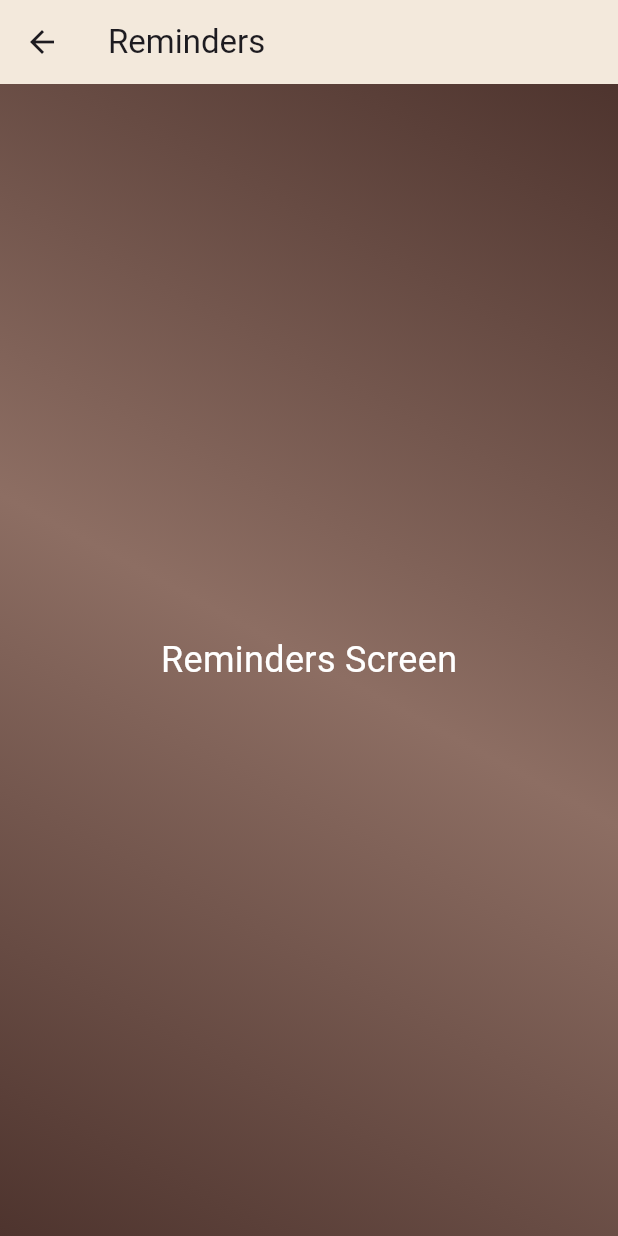
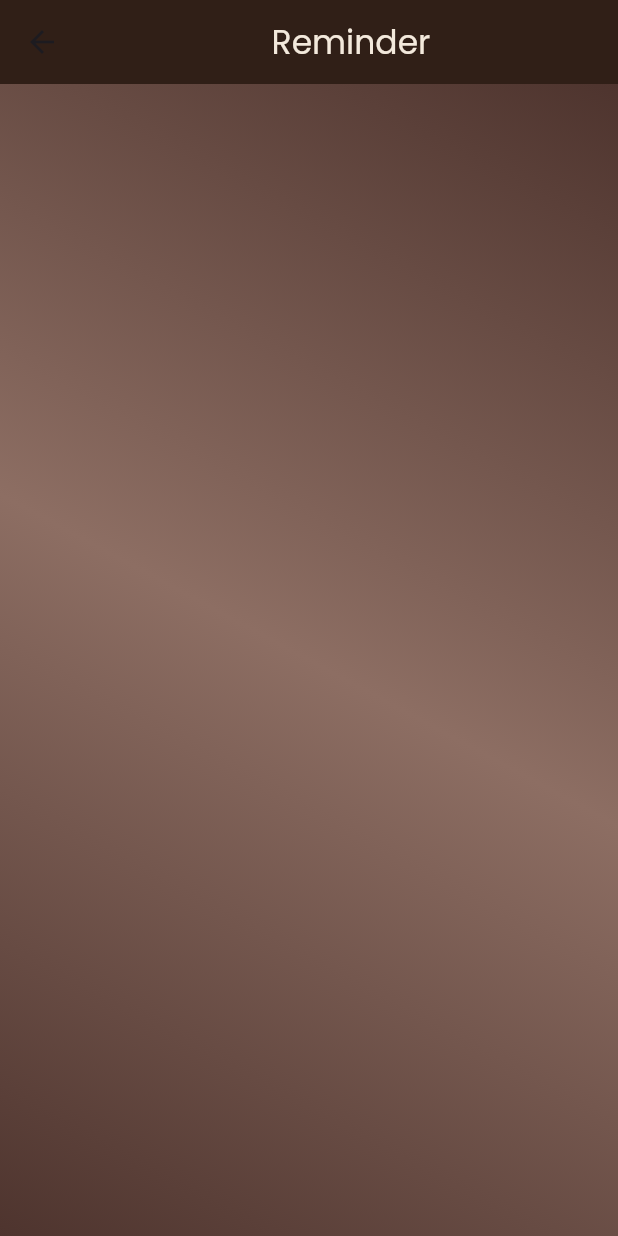
Before and after one commit to endlesswp/mobile_programming, a Flutter app: the ReminderScreen screen opened directly, on a phone screen of 412 x 824 dp. Run offline on Flutter 3.47's test engine with Material 3 defaults, Android fonts, the phone set to English and light mode, and no system bars; our stand-ins replace animated_text_kit, fluttertoast, google_fonts.

Commit message:
fix tampilan

```diff
--- a/lib/screens/reminder_screen.dart
+++ b/lib/screens/reminder_screen.dart
@@ -6,6 +6,18 @@ class ReminderScreen extends StatelessWidget {
   @override
   Widget build(BuildContext context) {
     return Scaffold(
+      appBar: AppBar(
+        backgroundColor: const Color(0xFF301F17),
+        title: const Center(
+          child: Text(
+            'Reminder',
+            style: TextStyle(
+              color: Color(0xFFF3E9DC),
+              fontFamily: 'Poppins',
+            ),
+          ),
+        ),
+      ),
       body: Stack(
         children: [
           Positioned.fill(
@@ -23,20 +35,7 @@ class ReminderScreen extends StatelessWidget {
               ),
             ),
           ),
-          const Center(
-            child: Text(
-              'Reminders Screen',
-              style: TextStyle(
-                color: Colors.white,
-                fontSize: 24,
-              ),
-            ),
-          ),
         ],
-      ),
-      appBar: AppBar(
-        backgroundColor: const Color(0xFFF3E9DC),
-        title: const Text('Reminders'),
       ),
     );
   }
```
Also changed, not shown: lib/screens/qris_screen.dart (+12 -13 lines).
